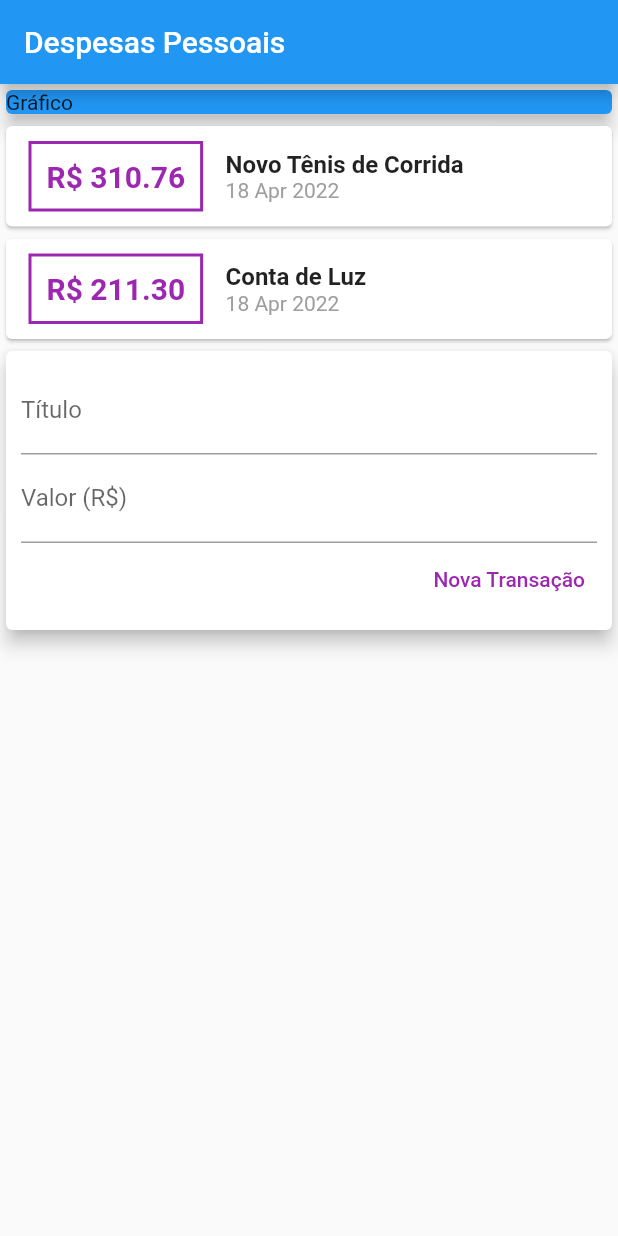
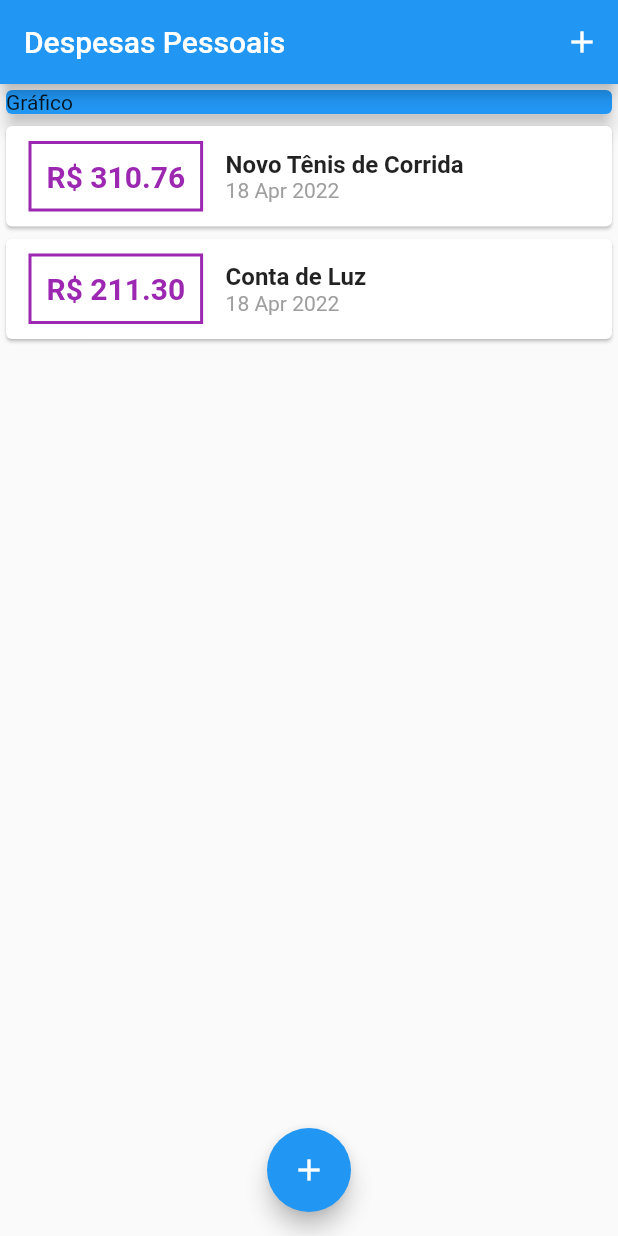
Before and after one commit to lucasgaldinodev/cod3r_flutter_expenses, a Flutter app: the screen it shows after launch, on a phone screen of 412 x 824 dp. Run offline on Flutter 3.47's test engine with Material 2 defaults, Android fonts, the phone set to English and light mode, and no system bars.

Commit message:
18/abril

```diff
--- a/lib/components/transaction_list.dart
+++ b/lib/components/transaction_list.dart
@@ -9,8 +9,12 @@ class TransactionList extends StatelessWidget {
 
   @override
   Widget build(BuildContext context) {
-    return Column(
-      children: transactions.map((tr) {
+    return SizedBox(
+      height: 300,
+      child: ListView.builder(
+        itemCount: transactions.length,
+        itemBuilder: (ctx, index) {
+          final tr = transactions[index];
           return Card(
             child: Row(
               children: [
@@ -56,7 +60,8 @@ class TransactionList extends StatelessWidget {
               ],
             ),
           );
-      }).toList(),
+        },
+      ),
     );
   }
 }
--- a/lib/components/transaction_user.dart
+++ /dev/null
@@ -1,38 +0,0 @@
-import 'package:flutter/material.dart';
-import 'transaction_form.dart';
-import 'transaction_list.dart';
-import '../models/transaction.dart';
-
-class TransactionUser extends StatefulWidget {
-  const TransactionUser({Key? key}) : super(key: key);
-
-  @override
-  State<TransactionUser> createState() => _TransactionUserState();
-}
-
-class _TransactionUserState extends State<TransactionUser> {
-  final _transactions = [
-    Transaction(
-      id: 't1',
-      title: 'Novo Tênis de Corrida',
-      value: 310.76,
-      date: DateTime.now(),
-    ),
-    Transaction(
-      id: 't2',
-      title: 'Conta de Luz',
-      value: 211.30,
-      date: DateTime.now(),
-    ),
-  ];
-
-  @override
-  Widget build(BuildContext context) {
-    return Column(
-      children: [
-        TransactionList(_transactions),
-        TransactionForm(),
-      ],
-    );
-  }
-}
--- a/lib/main.dart
+++ b/lib/main.dart
@@ -1,5 +1,9 @@
+import 'package:expenses/components/transaction_form.dart';
 import 'package:flutter/material.dart';
-import 'components/transaction_user.dart';
+import 'dart:math';
+import 'components/transaction_form.dart';
+import 'components/transaction_list.dart';
+import 'models/transaction.dart';
 
 main() => runApp(const ExpensesApp());
 
@@ -11,28 +15,85 @@ class ExpensesApp extends StatelessWidget {
   }
 }
 
-class MyHomePage extends StatelessWidget {
+class MyHomePage extends StatefulWidget {
   const MyHomePage({Key? key}) : super(key: key);
+
+  @override
+  State<MyHomePage> createState() => _MyHomePageState();
+}
+
+class _MyHomePageState extends State<MyHomePage> {
+  final _transactions = [
+    Transaction(
+      id: 't1',
+      title: 'Novo Tênis de Corrida',
+      value: 310.76,
+      date: DateTime.now(),
+    ),
+    Transaction(
+      id: 't2',
+      title: 'Conta de Luz',
+      value: 211.30,
+      date: DateTime.now(),
+    ),
+  ];
+
+  _addTransaction(String title, double value) {
+    final newTransaction = Transaction(
+      id: Random().nextDouble().toString(),
+      title: title,
+      value: value,
+      date: DateTime.now(),
+    );
+
+    setState(() {
+      _transactions.add(newTransaction);
+    });
+
+    Navigator.of(context).pop();
+  }
+
+  _openTransactionFormModal(BuildContext context) {
+    showModalBottomSheet(
+      context: context,
+      builder: (_) {
+        return TransactionForm(_addTransaction);
+      },
+    );
+  }
 
   @override
   Widget build(BuildContext context) {
     return Scaffold(
       appBar: AppBar(
         title: const Text('Despesas Pessoais'),
+        actions: [
+          IconButton(
+            icon: const Icon(Icons.add),
+            onPressed: () => _openTransactionFormModal(context),
           ),
-      body: Column(
+        ],
+      ),
+      body: SingleChildScrollView(
+        child: Column(
           crossAxisAlignment: CrossAxisAlignment.stretch,
-        children: const [
-          SizedBox(
+          children: [
+            const SizedBox(
               child: Card(
                 color: Colors.blue,
                 child: Text('Gráfico'),
                 elevation: 5,
               ),
             ),
-          TransactionUser(),
+            TransactionList(_transactions),
           ],
         ),
+      ),
+      floatingActionButton: FloatingActionButton(
+        child: const Icon(Icons.add),
+        onPressed: () => _openTransactionFormModal(context),
+      ),
+      floatingActionButtonLocation: FloatingActionButtonLocation.centerFloat,
     );
   }
 }
```
Also changed, not shown: lib/components/transaction_form.dart (+27 -6 lines). Lines whose indentation alone changed are shown as unchanged.
